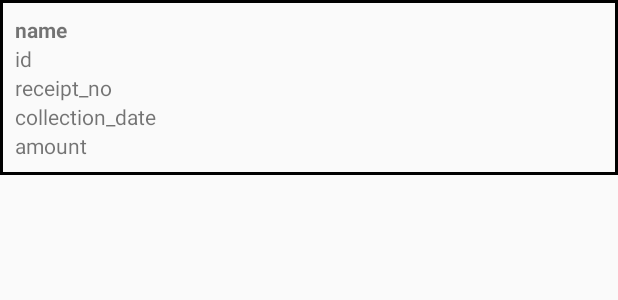
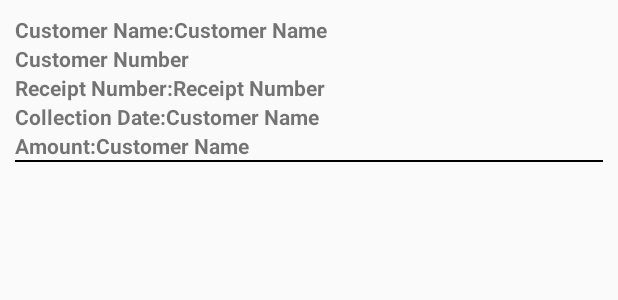
Before and after one commit to jayadn2/MyApplication, an Android app: the layout collection_report_row.xml on its own in the app's theme, with its tools: preview values and no code run, on a phone screen of 412 x 824 dp. Shown: the top 300 px of the screen. Run offline under Robolectric (Android 15) with nearby library versions, the phone set to English and light mode, and no system bars.

Commit message:
Collection Report Implementation...

```diff
--- a/app/src/main/java/com/actv/simpfo/myapplication/CollectionReportActivity.java
+++ b/app/src/main/java/com/actv/simpfo/myapplication/CollectionReportActivity.java
@@ -85,7 +85,7 @@ public class CollectionReportActivity extends ListActivity {
             @Override
             public void onTextChanged(CharSequence cs, int arg1, int arg2, int arg3) {
                 // When user changed the Text
-                CollectionReportAdapter.getFilter().filter(cs);
+                collectionReportAdapter.getFilter().filter(cs);
             }
 
             @Override
@@ -145,25 +145,37 @@ public class CollectionReportActivity extends ListActivity {
     }
 
     public void searchOnDateButtonClick(View view) {
+        if(fromDateView.getText().toString() == null || fromDateView.getText().toString().length() ==0)
+        {
+            Toast.makeText(getBaseContext(), "Please enter correct from date. ", Toast.LENGTH_LONG).show();
+        }
+        else {
             collectionRequest.EmpId = AppGlobals.EmpId;
             collectionRequest.SearchOnBillNumber = false;
             collectionRequest.FromDate = fromDateView.getText().toString();
             if (toDateView.getText().toString() == "")
                 toDateView.setText(fromDateView.getText());
-        collectionRequest.FromDate = toDateView.getText().toString();
+            collectionRequest.ToDate = toDateView.getText().toString();
             PerformSearch();
+        }
     }
 
     public void searchOnBillNumButtonClick(View view)
     {
+        if(billNumFromEditText.getText().toString() == null || billNumFromEditText.getText().toString().length() ==0)
+        {
+            Toast.makeText(getBaseContext(), "Please enter correct start bill number. ", Toast.LENGTH_LONG).show();
+        }
+        else {
             collectionRequest.EmpId = AppGlobals.EmpId;
             collectionRequest.SearchOnBillNumber = true;
-        collectionRequest.StartBillNumber =  billNumFromEditText.getText().toString();
+            collectionRequest.StartBillNumber = billNumFromEditText.getText().toString();
 
-        if(billNumToEditText.getText().toString() == "")
+            if (billNumToEditText.getText().toString() == "")
                 billNumToEditText.setText(billNumFromEditText.getText());
-        collectionRequest.EndBillNumber =  billNumToEditText.getText().toString();
+            collectionRequest.EndBillNumber = billNumToEditText.getText().toString();
             PerformSearch();
+        }
     }
 
     private void PerformSearch()
@@ -199,20 +211,33 @@ public class CollectionReportActivity extends ListActivity {
                         //customerListAdapter.add(result.get(i));
                         //}
                         //customerListAdapter.notifyDataSetChanged();
-                        if (result != null && result.size() > 0) {
+                        setListAdapter(null);
+                        numOfBillsEditText.setText("");
+                        amountCollectedEditText.setText("");
+                        if (result != null && result.size() > 0 ) {
                             MobileCollectionResponseListModel responseListModel = result.get(0);
                             ArrayList<MobileCollectionResponseModel> collectionResponseModel = responseListModel.ReslutCollection;
 
-
+                            if(collectionResponseModel == null) {
+                                Toast.makeText(getBaseContext(), "No results to display.", Toast.LENGTH_LONG).show();
+                            }
+                            else {
                                 collectionReportAdapter = new CollectionReportAdapter(currentActivity, R.layout.collection_report_row, collectionResponseModel);
                                 setListAdapter(collectionReportAdapter);
                                 collectionReportAdapter.notifyDataSetChanged();
                                 numOfBillsEditText.setText(String.valueOf(responseListModel.NoOfBills));
                                 amountCollectedEditText.setText(String.valueOf(responseListModel.TotalAmountCollection));
+                            }
 
-                        } else {
+                        }
+                        else if(result.size() <= 0)
+                        {
+                            Toast.makeText(getBaseContext(), "No results to display.", Toast.LENGTH_LONG).show();
+                        }
+                        else {
                             Toast.makeText(getBaseContext(), "Error while loading bills.", Toast.LENGTH_LONG).show();
                         }
+
                     }
                 }
             });
--- a/app/src/main/java/com/actv/simpfo/myapplication/CollectionReportAdapter.java
+++ b/app/src/main/java/com/actv/simpfo/myapplication/CollectionReportAdapter.java
@@ -112,7 +112,9 @@ public class CollectionReportAdapter extends ArrayAdapter<MobileCollectionRespon
                         //If you find a match, add it to your new ArrayList
                         //I'm not sure how you're going to do comparison, so you'll need to fill out this conditional
                         String custId = String.valueOf(data.CustomerId);
-                        if(data.CustomerName.toLowerCase().contains(charSequence.toString()) || custId.toLowerCase().contains(charSequence))
+
+                        if(data.CustomerName.toLowerCase().contains(charSequence) || custId.toLowerCase().contains(charSequence)
+                                || data.RecieptNo.contains(charSequence) || data.CollectionDate.contains(charSequence))
                         {
                             filterResultsData.add(data);
                         }
--- a/app/src/main/java/com/actv/simpfo/myapplication/CollectionReportSeeker.java
+++ b/app/src/main/java/com/actv/simpfo/myapplication/CollectionReportSeeker.java
@@ -77,7 +77,7 @@ Example of the request:
         }  catch (IOException e) {
             e.printStackTrace();
         }
-        if(responseObj != null)
+        if(responseObj != null && responseObj.getEntity() != null)
         {
             BufferedReader reader = null;
             try {
--- a/app/src/main/java/com/actv/simpfo/myapplication/CustomerListAdapter.java
+++ b/app/src/main/java/com/actv/simpfo/myapplication/CustomerListAdapter.java
@@ -112,7 +112,7 @@ public class CustomerListAdapter extends ArrayAdapter<CustomerJson>  implements
                         //If you find a match, add it to your new ArrayList
                         //I'm not sure how you're going to do comparison, so you'll need to fill out this conditional
                         String custId = String.valueOf(data.getID());
-                        if(data.getCustomerName().toLowerCase().contains(charSequence.toString()) || custId.toLowerCase().contains(charSequence))
+                        if(data.getCustomerName().toLowerCase().contains(charSequence) || custId.toLowerCase().contains(charSequence))
                         {
                             filterResultsData.add(data);
                         }
--- a/app/src/main/res/layout/activity_collection_report.xml
+++ b/app/src/main/res/layout/activity_collection_report.xml
@@ -121,6 +121,7 @@
             android:ems="10"
             android:id="@+id/amountCollectedEditText"
             android:layout_weight="1"
+            android:editable="false"
             />
         </LinearLayout>
 
--- a/app/src/main/res/layout/collection_report_row.xml
+++ b/app/src/main/res/layout/collection_report_row.xml
@@ -2,58 +2,151 @@
 <LinearLayout xmlns:android="http://schemas.android.com/apk/res/android"
     android:orientation="vertical" android:layout_width="fill_parent"
     android:layout_height="wrap_content"
-    android:background="@drawable/border"
     android:padding="10dip">
+
+    <LinearLayout
+        android:layout_width="fill_parent"
+        android:layout_height="wrap_content" android:orientation="horizontal">
+    <TextView
+        android:layout_width="wrap_content"
+        android:layout_height="wrap_content"
+        android:singleLine="true"
+        android:ellipsize="marquee"
+        android:textStyle="bold"
+        android:text="@string/customer_name"
+        />
+
+        <TextView
+            android:layout_width="wrap_content"
+            android:layout_height="wrap_content"
+            android:singleLine="true"
+            android:ellipsize="marquee"
+            android:textStyle="bold"
+            android:text="@string/colon"
+            />
 
         <TextView
             android:id="@+id/name_text_view"
             android:layout_width="wrap_content"
-        android:layout_height="0dip"
+            android:layout_height="wrap_content"
             android:layout_weight="1"
             android:singleLine="true"
             android:ellipsize="marquee"
             android:textStyle="bold"
-        android:text="name"
+            android:text="@string/customer_name"
             />
-
+</LinearLayout>
+    <LinearLayout
+        android:layout_width="fill_parent"
+        android:layout_height="wrap_content" android:orientation="horizontal">
             <TextView
             android:id="@+id/cusid_text_view"
-        android:layout_width="fill_parent"
-        android:layout_height="0dip"
+            android:layout_width="wrap_content"
+            android:layout_height="wrap_content"
             android:layout_weight="1"
             android:singleLine="true"
             android:ellipsize="marquee"
-        android:text="id"
+            android:textStyle="bold"
+            android:text="@string/customer_number"
+            />
+</LinearLayout>
+    <LinearLayout
+        android:layout_width="fill_parent"
+        android:layout_height="wrap_content" android:orientation="horizontal">
+    <TextView
+        android:layout_width="wrap_content"
+        android:layout_height="wrap_content"
+        android:singleLine="true"
+        android:ellipsize="marquee"
+        android:textStyle="bold"
+        android:text="@string/receipt_number"
+        />
+        <TextView
+            android:layout_width="wrap_content"
+            android:layout_height="wrap_content"
+            android:singleLine="true"
+            android:ellipsize="marquee"
+            android:textStyle="bold"
+            android:text="@string/colon"
             />
 
         <TextView
             android:id="@+id/receipt_no_text_view"
-        android:layout_width="fill_parent"
-        android:layout_height="0dip"
+            android:layout_width="wrap_content"
+            android:layout_height="wrap_content"
             android:layout_weight="1"
             android:singleLine="true"
             android:ellipsize="marquee"
-        android:text="receipt_no"
+            android:textStyle="bold"
+            android:text="@string/receipt_number"
+            />
+</LinearLayout>
+    <LinearLayout
+        android:layout_width="wrap_content"
+        android:layout_height="wrap_content" android:orientation="horizontal">
+    <TextView
+        android:layout_width="fill_parent"
+        android:layout_height="wrap_content"
+        android:singleLine="true"
+        android:ellipsize="marquee"
+        android:textStyle="bold"
+        android:text="@string/collection_date"
+        />
+        <TextView
+            android:layout_width="wrap_content"
+            android:layout_height="wrap_content"
+            android:singleLine="true"
+            android:ellipsize="marquee"
+            android:textStyle="bold"
+            android:text="@string/colon"
             />
 
         <TextView
             android:id="@+id/collection_date_text_view"
-        android:layout_width="fill_parent"
-        android:layout_height="0dip"
+            android:layout_width="wrap_content"
+            android:layout_height="wrap_content"
             android:layout_weight="1"
             android:singleLine="true"
             android:ellipsize="marquee"
-        android:text="collection_date"
+            android:textStyle="bold"
+            android:text="@string/customer_name"
+            />
+</LinearLayout>
+    <LinearLayout
+        android:layout_width="fill_parent"
+        android:layout_height="wrap_content" android:orientation="horizontal">
+    <TextView
+        android:layout_width="wrap_content"
+        android:layout_height="wrap_content"
+        android:singleLine="true"
+        android:ellipsize="marquee"
+        android:text="@string/amount"
+        android:textStyle="bold"
+        />
+        <TextView
+            android:layout_width="wrap_content"
+            android:layout_height="wrap_content"
+            android:singleLine="true"
+            android:ellipsize="marquee"
+            android:textStyle="bold"
+            android:text="@string/colon"
             />
 
         <TextView
             android:id="@+id/amount_text_view"
-        android:layout_width="fill_parent"
-        android:layout_height="0dip"
+            android:layout_width="wrap_content"
+            android:layout_height="wrap_content"
             android:layout_weight="1"
             android:singleLine="true"
             android:ellipsize="marquee"
-        android:text="amount"
+            android:textStyle="bold"
+            android:text="@string/customer_name"
             />
+</LinearLayout>
+
+    <View
+        android:layout_width="match_parent"
+        android:layout_height="1dp"
+        android:background="@android:color/black" />
 
 </LinearLayout>
--- a/app/src/main/res/values/strings.xml
+++ b/app/src/main/res/values/strings.xml
@@ -13,7 +13,7 @@
     <string name="customer_number">Customer Number</string>
     <string name="customer_name">Customer Name</string>
     <string name="customer_address">Customer Address</string>
-    <string name="colon">: </string>
+    <string name="colon">:  </string>
     <string name="space"> </string>
     <string name="last_payment">Last Payment</string>
     <string name="last_payment_date">Last Payment Date</string>
@@ -40,4 +40,5 @@
     <string name="submit">Submit</string>
     <string name="num_of_bills_found">No. of bills</string>
     <string name="amount_collected">Amount Collected</string>
+    <string name="collection_date">Collection Date</string>
 </resources>
```
Lines whose indentation alone changed are shown as unchanged.
